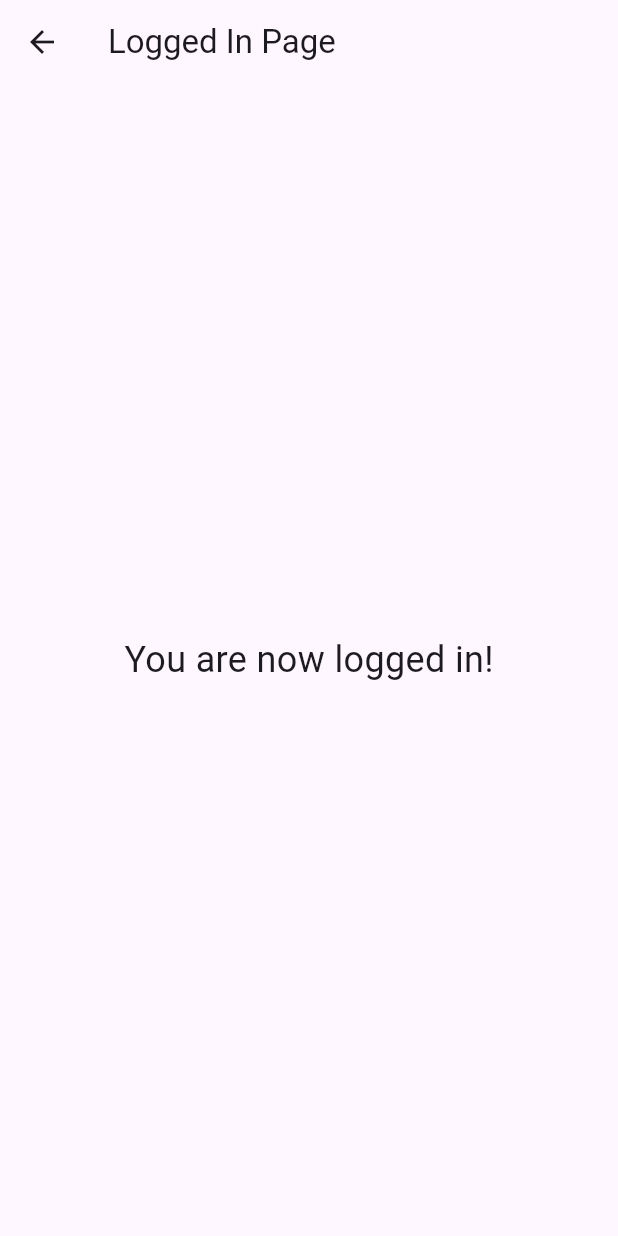
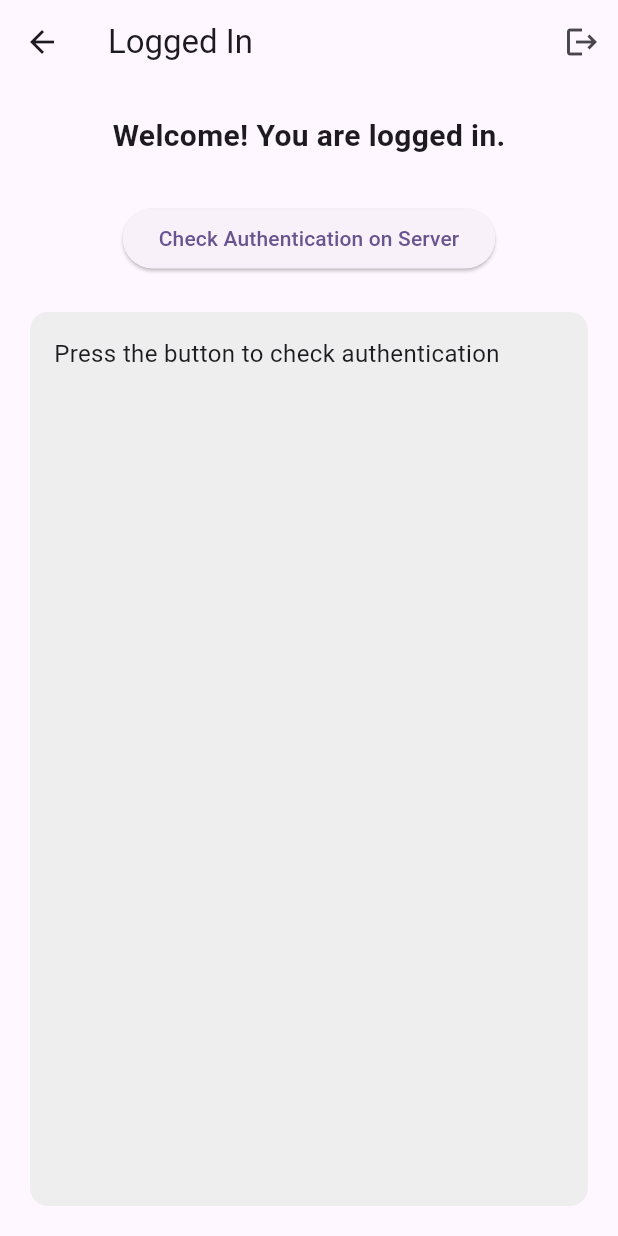
Before and after one commit to Dxckrr/mobile_dev_labs, a Flutter app: the LoggedPage screen opened by its route, on a phone screen of 412 x 824 dp. Run offline on Flutter 3.47's test engine with Material 3 defaults, Android fonts, the phone set to English and light mode, and no system bars; our stand-ins replace shared_preferences; accounts and stored records are empty.

Commit message:
add jwt logged in server request

```diff
--- a/flutter_jwt_app/frontend/lib/logged_page.dart
+++ b/flutter_jwt_app/frontend/lib/logged_page.dart
@@ -1,14 +1,84 @@
 import 'package:flutter/material.dart';
+import 'package:frontend/auth_service.dart';
+import 'package:shared_preferences/shared_preferences.dart';
 
-class LoggedPage extends StatelessWidget {
+class LoggedPage extends StatefulWidget {
   const LoggedPage({super.key});
+
+  @override
+  State<LoggedPage> createState() => _LoggedPageState();
+}
+
+class _LoggedPageState extends State<LoggedPage> {
+  final _authService = AuthService();
+  String _serverResponse = 'Press the button to check authentication';
+
+  Future<void> _checkAuth() async {
+    final token = await _authService.getToken();
+    if (token == null) {
+      setState(() {
+        _serverResponse = "No token found. User is NOT authenticated.";
+      });
+      return;
+    }
+    final serverValidation = await _authService.getServerValidation(token);
+    setState(() {
+      _serverResponse =
+          "Token is valid, the server responded:\n$serverValidation";
+    });
+  }
 
   @override
   Widget build(BuildContext context) {
     return Scaffold(
-      appBar: AppBar(title: const Text('Logged In Page')),
-      body: const Center(
-        child: Text('You are now logged in!', style: TextStyle(fontSize: 24)),
+      appBar: AppBar(
+        title: const Text("Logged In"),
+        actions: [
+          IconButton(
+            icon: const Icon(Icons.logout),
+            onPressed: () async {
+              await _authService.logout();
+              Navigator.pop(context);
+            },
+          ),
+        ],
+      ),
+      body: Padding(
+        padding: const EdgeInsets.all(20),
+        child: Column(
+          crossAxisAlignment: CrossAxisAlignment.center,
+          children: [
+            const Text(
+              'Welcome! You are logged in.',
+              style: TextStyle(fontSize: 20, fontWeight: FontWeight.bold),
+            ),
+            const SizedBox(height: 30),
+
+            ElevatedButton(
+              onPressed: _checkAuth,
+              child: const Text("Check Authentication on Server"),
+            ),
+
+            const SizedBox(height: 25),
+
+            Expanded(
+              child: Container(
+                width: double.infinity,
+                padding: const EdgeInsets.all(16),
+                decoration: BoxDecoration(
+                  color: Colors.grey[200],
+                  borderRadius: BorderRadius.circular(12),
+                ),
+                child: SingleChildScrollView(
+                  child: Text(
+                    _serverResponse,
+                    style: const TextStyle(fontSize: 16),
+                  ),
+                ),
+              ),
+            ),
+          ],
+        ),
       ),
     );
   }
--- a/flutter_jwt_app/frontend/lib/main.dart
+++ b/flutter_jwt_app/frontend/lib/main.dart
@@ -17,10 +17,10 @@ class MyApp extends StatelessWidget {
       theme: ThemeData(
         colorScheme: ColorScheme.fromSeed(seedColor: Colors.deepPurple),
       ),
-      initialRoute: '/login',
+      initialRoute: '/',
       routes: {
-        '/login': (context) => LoginPage(),
-        'logged': (context) => const LoggedPage(),
+        '/': (context) => LoginPage(),
+        '/logged': (context) => LoggedPage(),
       },
     );
   }
```
Also changed, not shown: flutter_jwt_app/frontend/lib/auth_service.dart (+23 -0 lines), 1 other file.
